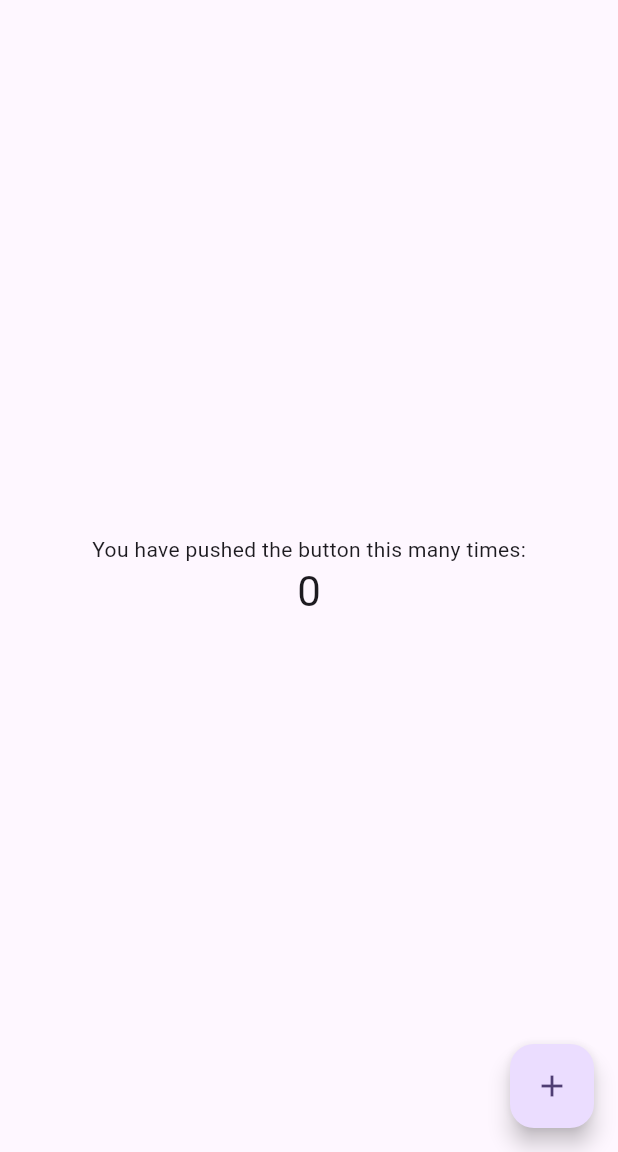
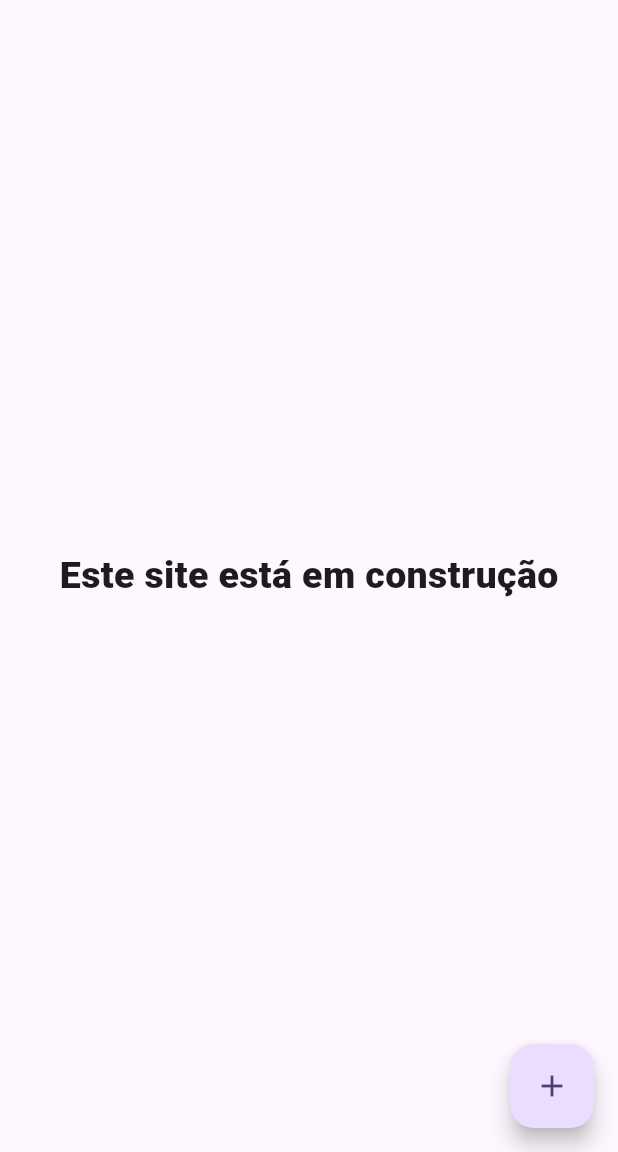
Before and after one commit to Alejandro-diego/iotech, a Flutter app: the screen it shows after launch, on a phone screen of 412 x 824 dp, the part 84-1236 px from its top. Run offline on Flutter 3.47's test engine with Material 3 defaults, Android fonts, the phone set to English and light mode, and no system bars.

Commit message:
first up

```diff
--- a/lib/main.dart
+++ b/lib/main.dart
@@ -11,7 +11,8 @@ class MyApp extends StatelessWidget {
   @override
   Widget build(BuildContext context) {
     return MaterialApp(
-      title: 'Flutter Demo',
+      debugShowCheckedModeBanner: false,
+      title: 'IOTECH',
       theme: ThemeData(
 
         colorScheme: ColorScheme.fromSeed(seedColor: Colors.deepPurple),
@@ -51,19 +52,15 @@ class _MyHomePageState extends State<MyHomePage> {
 
         title: Text(widget.title),
       ),
-      body: Center(
+      body: const Center(
 
         child: Column(
 
           mainAxisAlignment: MainAxisAlignment.center,
           children: <Widget>[
-            const Text(
-              'You have pushed the button this many times:',
-            ),
-            Text(
-              '$_counter',
-              style: Theme.of(context).textTheme.headlineMedium,
-            ),
+            Text("Este site está em construção",style: TextStyle(fontSize: 25.0,fontWeight: FontWeight.w900),)
+
+
           ],
         ),
       ),
```
